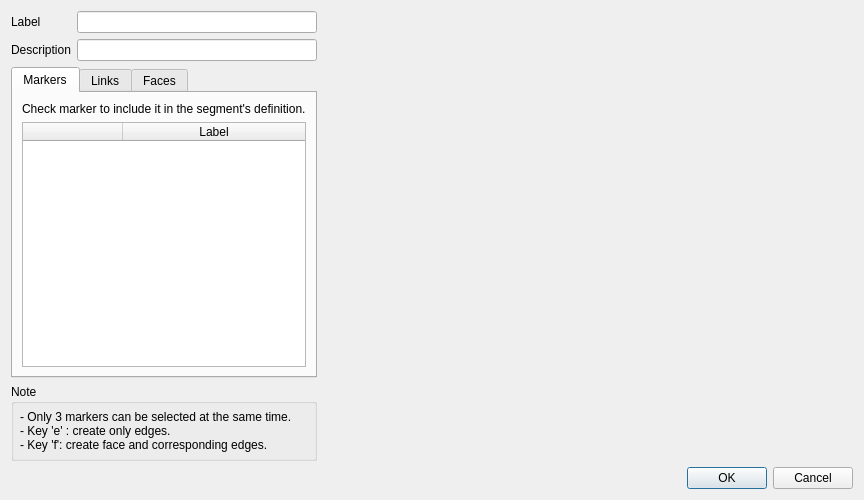
Before: the Qt Designer form Tools/Mokka/NewSegmentDialog.ui in Biomechanical-ToolKit/BTKCore, drawn with Qt 5.
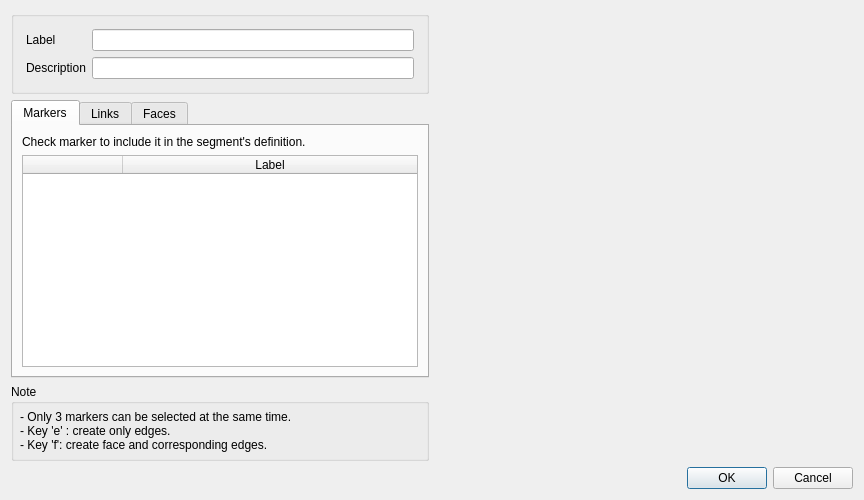
After: the same form once the commit is applied. The open tabs and pages were chosen to show the change. Icons and pictures are not drawn. Custom widgets are drawn as their Qt base class.

Commit message: [FIX] Mokka: The dialog used to edit/create segment was slightly modified for a better user interface.

The edit to the form file:
```diff
--- a/Tools/Mokka/NewSegmentDialog.ui
+++ b/Tools/Mokka/NewSegmentDialog.ui
@@ -13,18 +13,8 @@
   <property name="windowTitle">
    <string>Segment Definition</string>
   </property>
-  <layout class="QGridLayout" name="gridLayout" columnstretch="0,0,1">
-   <item row="0" column="0">
-    <widget class="QLabel" name="segmentLabelLabel">
-     <property name="text">
-      <string>Label</string>
-     </property>
-    </widget>
-   </item>
-   <item row="0" column="1">
-    <widget class="QLineEdit" name="segmentLabelEdit"/>
-   </item>
-   <item row="0" column="2" rowspan="4">
+  <layout class="QGridLayout" name="gridLayout_2" rowstretch="0,1,0,0">
+   <item row="0" column="1" rowspan="3">
     <widget class="Viz3DWidget" name="viz3D" native="true">
      <property name="sizePolicy">
       <sizepolicy hsizetype="Preferred" vsizetype="Preferred">
@@ -35,16 +25,6 @@
     </widget>
    </item>
    <item row="1" column="0">
-    <widget class="QLabel" name="segmentDescriptionLabel">
-     <property name="text">
-      <string>Description</string>
-     </property>
-    </widget>
-   </item>
-   <item row="1" column="1">
-    <widget class="QLineEdit" name="segmentDescriptionEdit"/>
-   </item>
-   <item row="2" column="0" colspan="2">
     <widget class="QTabWidget" name="tabWidget">
      <property name="currentIndex">
       <number>1</number>
@@ -231,7 +211,7 @@
      </widget>
     </widget>
    </item>
-   <item row="3" column="0" colspan="2">
+   <item row="2" column="0">
     <widget class="QGroupBox" name="groupBox">
      <property name="title">
       <string>Note</string>
@@ -255,7 +235,7 @@
      </layout>
     </widget>
    </item>
-   <item row="4" column="2">
+   <item row="3" column="1">
     <widget class="QDialogButtonBox" name="buttonBox">
      <property name="orientation">
       <enum>Qt::Horizontal</enum>
@@ -265,6 +245,38 @@
      </property>
     </widget>
    </item>
+   <item row="0" column="0">
+    <widget class="QGroupBox" name="segmentInfoGroupBox">
+     <layout class="QGridLayout" name="gridLayout">
+      <property name="margin">
+       <number>12</number>
+      </property>
+      <item row="0" column="0">
+       <widget class="QLabel" name="segmentLabelLabel">
+        <property name="text">
+         <string>Label</string>
+        </property>
+        <property name="buddy">
+         <cstring>segmentInfoGroupBox</cstring>
+        </property>
+       </widget>
+      </item>
+      <item row="0" column="1">
+       <widget class="QLineEdit" name="segmentLabelEdit"/>
+      </item>
+      <item row="1" column="0">
+       <widget class="QLabel" name="segmentDescriptionLabel">
+        <property name="text">
+         <string>Description</string>
+        </property>
+       </widget>
+      </item>
+      <item row="1" column="1">
+       <widget class="QLineEdit" name="segmentDescriptionEdit"/>
+      </item>
+     </layout>
+    </widget>
+   </item>
   </layout>
  </widget>
  <customwidgets>
```
Left out of the diff: 2 changed lines with no effect on the pictures. The commit also changes 1 other file.
